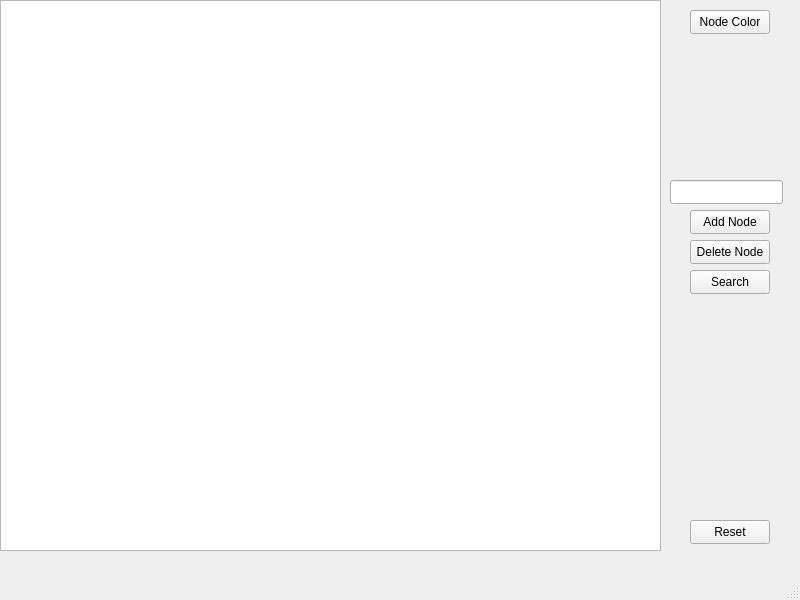
Above: mainwindow.ui from mikemertens15/DataDive before the change. Below: the same form after it.
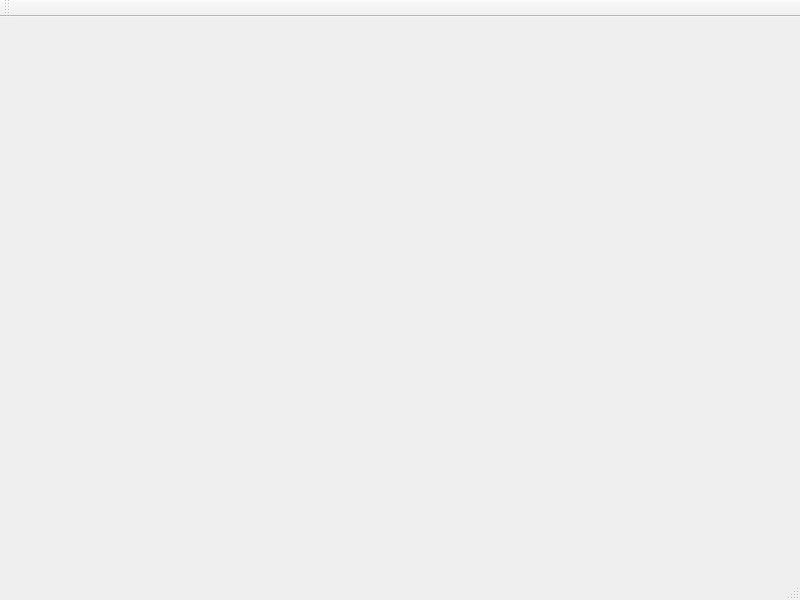
That is the form after the change.

Commit message: Changed to widget app

Diff of the .ui file:
```diff
--- a/mainwindow.ui
+++ b/mainwindow.ui
@@ -14,93 +14,17 @@
    <string>MainWindow</string>
   </property>
   <widget class="QWidget" name="centralwidget">
-   <widget class="QPushButton" name="addNode">
+   <widget class="QStackedWidget" name="stackedWidget">
     <property name="geometry">
      <rect>
-      <x>690</x>
-      <y>210</y>
-      <width>80</width>
-      <height>24</height>
+      <x>200</x>
+      <y>50</y>
+      <width>421</width>
+      <height>391</height>
      </rect>
     </property>
-    <property name="text">
-     <string>Add Node</string>
-    </property>
-    <property name="flat">
-     <bool>false</bool>
-    </property>
-   </widget>
-   <widget class="QLineEdit" name="nodeValueInput">
-    <property name="geometry">
-     <rect>
-      <x>670</x>
-      <y>180</y>
-      <width>113</width>
-      <height>24</height>
-     </rect>
-    </property>
-   </widget>
-   <widget class="QGraphicsView" name="graphicsView">
-    <property name="geometry">
-     <rect>
-      <x>0</x>
-      <y>0</y>
-      <width>661</width>
-      <height>551</height>
-     </rect>
-    </property>
-   </widget>
-   <widget class="QPushButton" name="nodeColorButton">
-    <property name="geometry">
-     <rect>
-      <x>690</x>
-      <y>10</y>
-      <width>80</width>
-      <height>24</height>
-     </rect>
-    </property>
-    <property name="text">
-     <string>Node Color</string>
-    </property>
-   </widget>
-   <widget class="QPushButton" name="deleteNode">
-    <property name="geometry">
-     <rect>
-      <x>690</x>
-      <y>240</y>
-      <width>80</width>
-      <height>24</height>
-     </rect>
-    </property>
-    <property name="text">
-     <string>Delete Node</string>
-    </property>
-   </widget>
-   <widget class="QPushButton" name="searchForNode">
-    <property name="geometry">
-     <rect>
-      <x>690</x>
-      <y>270</y>
-      <width>80</width>
-      <height>24</height>
-     </rect>
-    </property>
-    <property name="text">
-     <string>Search</string>
-    </property>
-   </widget>
-   <widget class="QPushButton" name="resetButton">
-    <property name="geometry">
-     <rect>
-      <x>690</x>
-      <y>520</y>
-      <width>80</width>
-      <height>24</height>
-     </rect>
-    </property>
-    <property name="text">
-     <string>Reset</string>
-    </property>
+    <widget class="QWidget" name="page"/>
+    <widget class="QWidget" name="page_2"/>
    </widget>
   </widget>
   <widget class="QMenuBar" name="menubar">
@@ -114,6 +38,17 @@
    </property>
   </widget>
   <widget class="QStatusBar" name="statusbar"/>
+  <widget class="QToolBar" name="toolBar">
+   <property name="windowTitle">
+    <string>toolBar</string>
+   </property>
+   <attribute name="toolBarArea">
+    <enum>TopToolBarArea</enum>
+   </attribute>
+   <attribute name="toolBarBreak">
+    <bool>false</bool>
+   </attribute>
+  </widget>
  </widget>
  <resources/>
  <connections/>
```
The commit also changes 6 other files.
